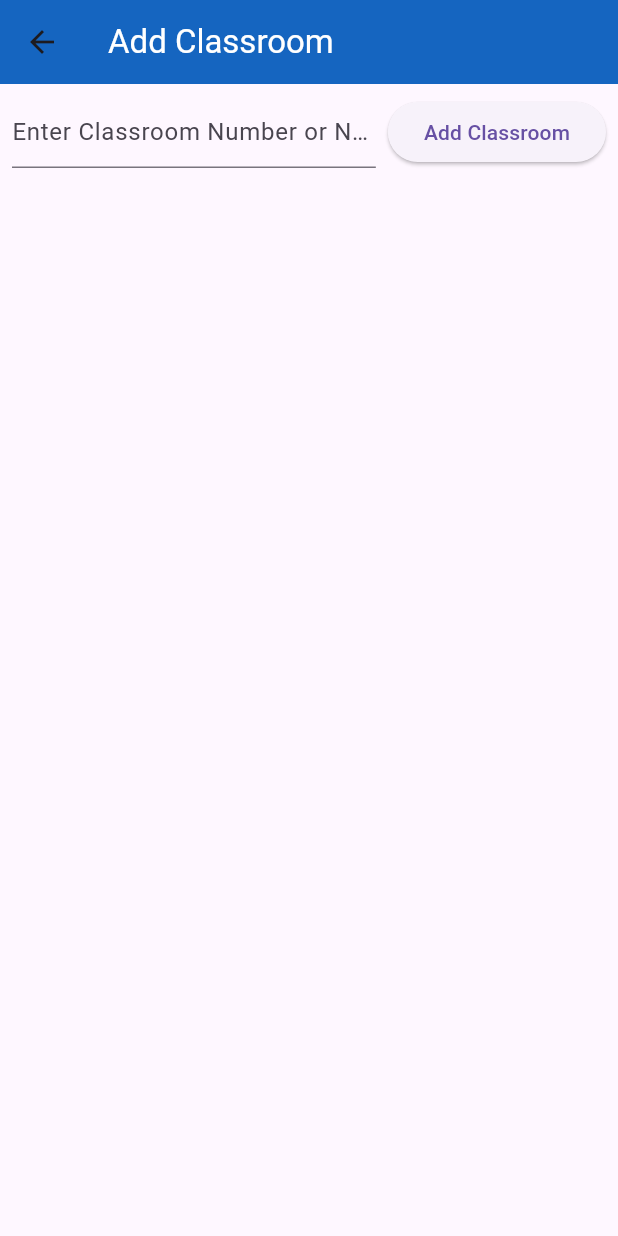
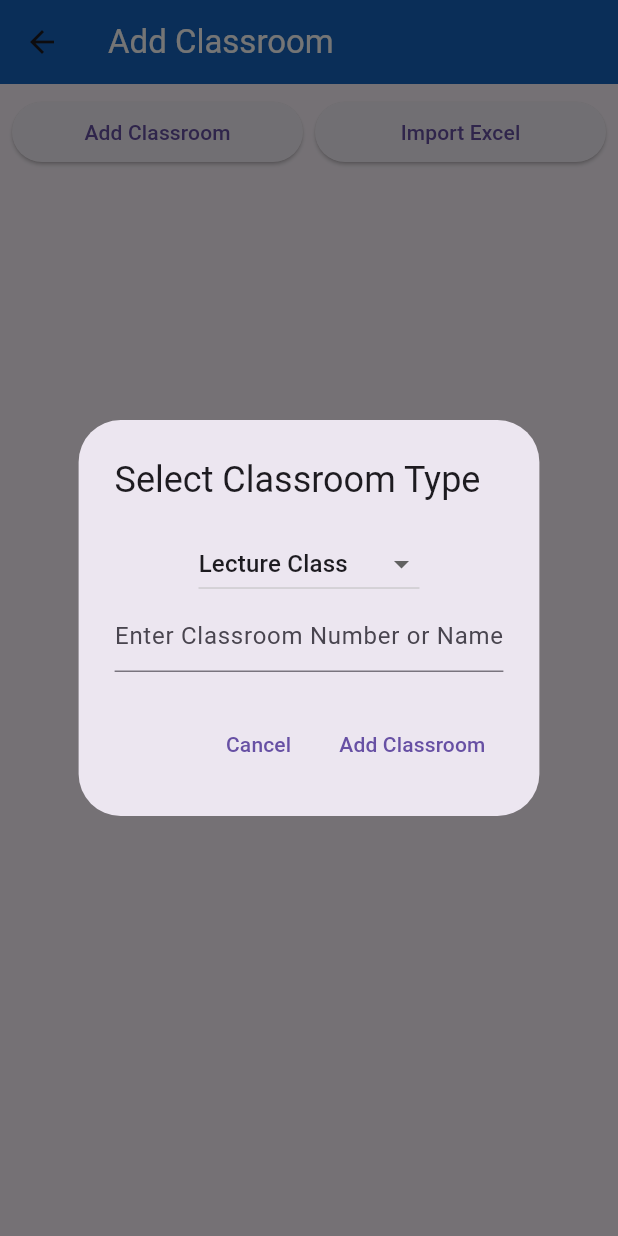
Before and after one commit to pandanaim21/timetronix, a Flutter app: the AddClassroom screen opened directly, after a tap on "Add Classroom", on a phone screen of 412 x 824 dp. Run offline on Flutter 3.47's test engine with Material 3 defaults, Android fonts, the phone set to English and light mode, and no system bars; our stand-ins replace file_picker, sqflite_common_ffi; accounts and stored records are empty.

Commit message:
import excel

```diff
--- a/lib/pages/classroom.dart
+++ b/lib/pages/classroom.dart
@@ -1,5 +1,6 @@
 import 'package:flutter/material.dart';
 import 'package:timetronix/db/db_helper.dart';
+import 'package:file_picker/file_picker.dart';
 
 class AddClassroom extends StatefulWidget {
   @override
@@ -10,6 +11,7 @@ class _AddClassroomState extends State<AddClassroom> {
   final dbHelper = DatabaseHelper();
   final TextEditingController _controller = TextEditingController();
   List<String> classrooms = [];
+  String selectedClassType = 'Lecture Class'; // Default value
 
   @override
   Widget build(BuildContext context) {
@@ -30,19 +32,17 @@ class _AddClassroomState extends State<AddClassroom> {
             Row(
               children: [
                 Expanded(
-                  child: TextField(
-                    controller: _controller,
-                    decoration: InputDecoration(
-                      hintText: 'Enter Classroom Number or Name',
-                    ),
+                  child: ElevatedButton(
+                    onPressed: _showImportDialog,
+                    child: Text('Add Classroom'),
                   ),
                 ),
                 SizedBox(width: 8.0),
-                ElevatedButton(
-                  onPressed: () {
-                    addClassroom(_controller.text);
-                  },
-                  child: Text('Add Classroom'),
+                Expanded(
+                  child: ElevatedButton(
+                    onPressed: _pickExcelFile,
+                    child: Text('Import Excel'),
+                  ),
                 ),
               ],
             ),
@@ -71,9 +71,80 @@ class _AddClassroomState extends State<AddClassroom> {
     );
   }
 
+  void _pickExcelFile() async {
+    FilePickerResult? result = await FilePicker.platform.pickFiles(
+      type: FileType.custom,
+      allowedExtensions: ['xlsx', 'xls'], // Allow only Excel file types
+    );
+
+    if (result != null) {
+      // Extract the file path from the result
+      String? filePath = result.files.single.path;
+
+      // Process the selected Excel file
+      // You can add your logic here, such as reading the file or extracting data
+    }
+  }
+
+  void _showImportDialog() {
+    showDialog(
+      context: context,
+      builder: (BuildContext context) {
+        return StatefulBuilder(
+          builder: (context, setState) {
+            return AlertDialog(
+              title: Text('Select Classroom Type'),
+              content: Column(
+                mainAxisSize: MainAxisSize.min,
+                children: [
+                  DropdownButton<String>(
+                    value: selectedClassType,
+                    onChanged: (String? newValue) {
+                      setState(() {
+                        selectedClassType = newValue!;
+                      });
+                    },
+                    items: <String>['Lecture Class', 'Laboratory Class']
+                        .map<DropdownMenuItem<String>>((String value) {
+                      return DropdownMenuItem<String>(
+                        value: value,
+                        child: Text(value),
+                      );
+                    }).toList(),
+                  ),
+                  TextField(
+                    controller: _controller,
+                    decoration: InputDecoration(
+                      hintText: 'Enter Classroom Number or Name',
+                    ),
+                  ),
+                ],
+              ),
+              actions: [
+                TextButton(
+                  onPressed: () {
+                    Navigator.of(context).pop();
+                  },
+                  child: Text('Cancel'),
+                ),
+                TextButton(
+                  onPressed: () {
+                    addClassroom(_controller.text);
+                    Navigator.of(context).pop();
+                  },
+                  child: Text('Add Classroom'),
+                ),
+              ],
+            );
+          },
+        );
+      },
+    );
+  }
+
   void addClassroom(String roomNumber) async {
     if (roomNumber.isNotEmpty) {
-      int id = await dbHelper.addClassroom(roomNumber);
+      await dbHelper.addClassroom(roomNumber);
       setState(() {
         classrooms.add(roomNumber);
         _controller.clear();
--- a/pubspec.yaml
+++ b/pubspec.yaml
@@ -34,6 +34,7 @@ dependencies:
   sqflite_common_ffi: ^2.3.2+1
   path: ^1.8.0
   path_provider: ^2.1.2
+  file_picker: ^6.1.1
 
   # The following adds the Cupertino Icons font to your application.
   # Use with the CupertinoIcons class for iOS style icons.
```
Also changed, not shown: pubspec.lock.
